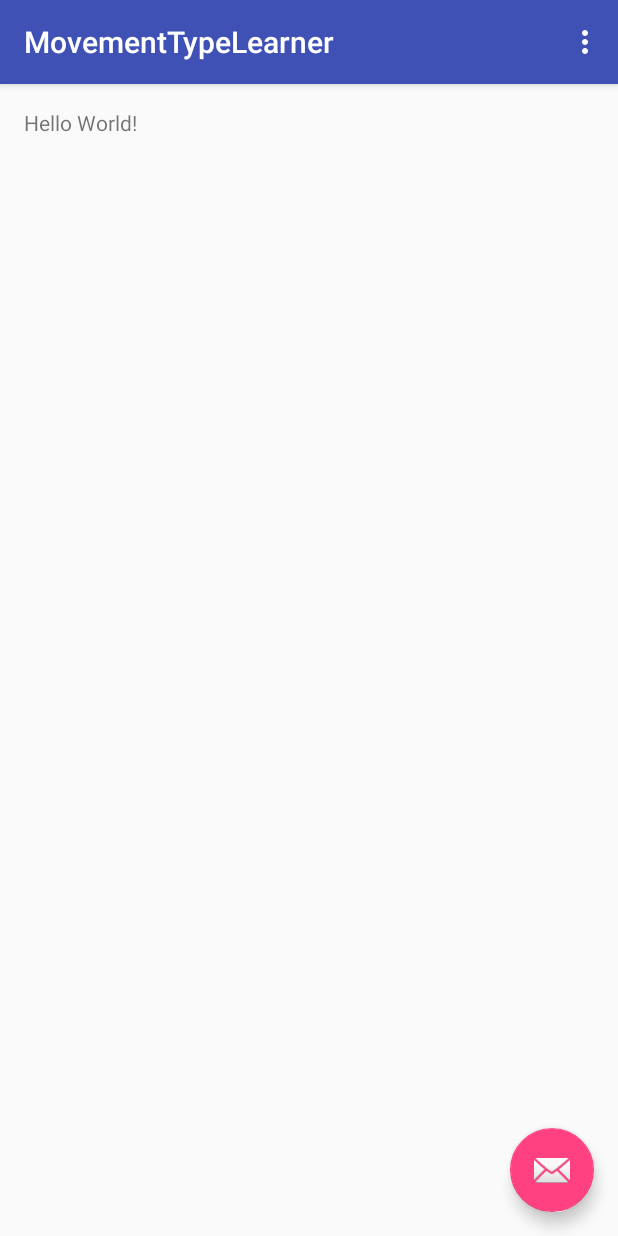
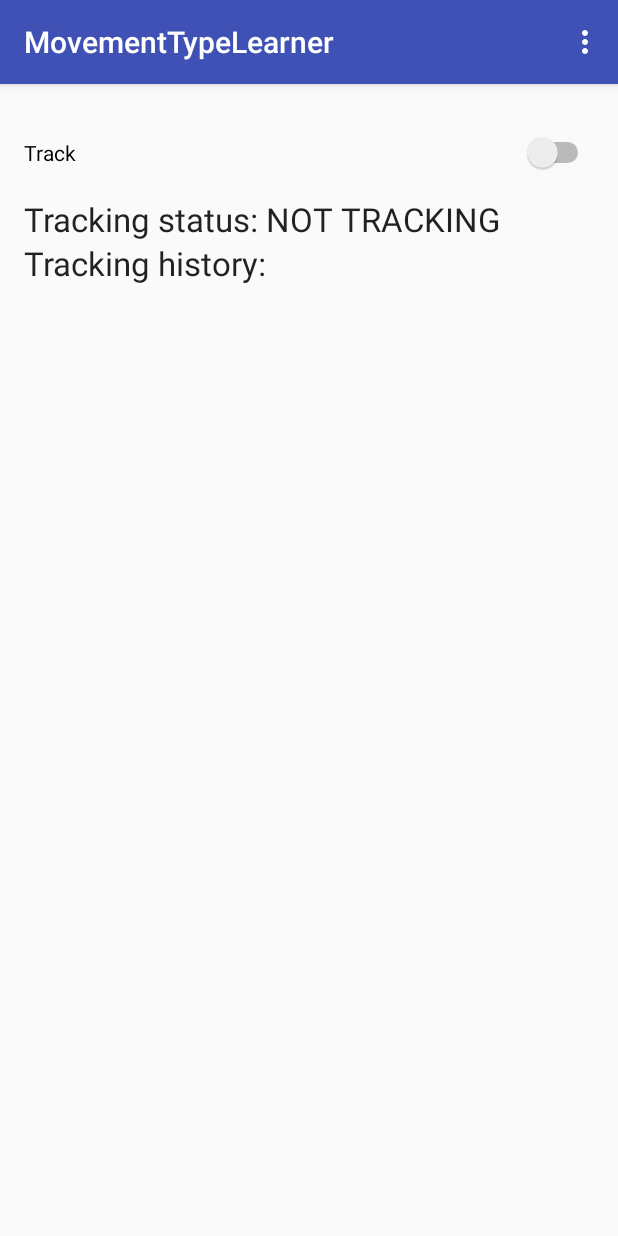
Before and after one commit to ofrendo/MovementTypeLearner, an Android app: the screen it shows after launch (ControlActivity), on a phone screen of 412 x 824 dp. Run offline under Robolectric (Android 15) with nearby library versions, the phone set to English and light mode, and no system bars.

Commit message:
Initial tracking version

```diff
--- a/app/src/main/java/frendo/movementTypeLearner/ControlActivity.java
+++ b/app/src/main/java/frendo/movementTypeLearner/ControlActivity.java
@@ -1,13 +1,26 @@
 package frendo.movementTypeLearner;
 
+import android.app.ActivityManager;
+import android.content.BroadcastReceiver;
+import android.content.Context;
+import android.content.Intent;
+import android.content.IntentFilter;
 import android.os.Bundle;
 import android.support.design.widget.FloatingActionButton;
 import android.support.design.widget.Snackbar;
+import android.support.v4.content.LocalBroadcastManager;
 import android.support.v7.app.AppCompatActivity;
 import android.support.v7.widget.Toolbar;
 import android.view.View;
 import android.view.Menu;
 import android.view.MenuItem;
+import android.widget.CompoundButton;
+import android.widget.Switch;
+import android.widget.TextView;
+
+import java.util.Date;
+
+import frendo.movementTypeLearner.util.Constants;
 
 public class ControlActivity extends AppCompatActivity {
 
@@ -18,20 +31,57 @@ public class ControlActivity extends AppCompatActivity {
         Toolbar toolbar = (Toolbar) findViewById(R.id.toolbar);
         setSupportActionBar(toolbar);
 
-        FloatingActionButton fab = (FloatingActionButton) findViewById(R.id.fab);
-        fab.setOnClickListener(new View.OnClickListener() {
+        onCreateUI();
+        startLocationBroadcastListener();
+    }
+
+    private void onCreateUI() {
+        Switch sw = (Switch) findViewById(R.id.switchTrack);
+        final TextView tvTrackingStatus = (TextView) findViewById(R.id.textViewTrackingStatus);
+
+        if (isServiceRunning(MovementTypeLearnerService.class)) {
+            sw.setChecked(true);
+            tvTrackingStatus.setText("Tracking status: TRACKING");
+        }
+        else {
+            tvTrackingStatus.setText("Tracking status: NOT TRACKING");
+        }
+
+        final Intent serviceIntent = new Intent(this, MovementTypeLearnerService.class);
+
+        sw.setOnCheckedChangeListener(new CompoundButton.OnCheckedChangeListener() {
             @Override
-            public void onClick(View view) {
-                Snackbar.make(view, "Replace with your own action", Snackbar.LENGTH_LONG)
-                        .setAction("Action", null).show();
+            public void onCheckedChanged(CompoundButton buttonView, boolean isChecked) {
+                if (isChecked == true) {
+                    startService(serviceIntent);
+                    tvTrackingStatus.setText("Tracking status: TRACKING");
+                }
+                if (isChecked == false) {
+                    stopService(serviceIntent);
+                    tvTrackingStatus.setText("Tracking status: NOT TRACKING");
+                }
             }
         });
+    }
+
+    private void startLocationBroadcastListener() {
+        final TextView trackingHistory = (TextView) findViewById(R.id.textViewTrackingHistory);
+
+        BroadcastReceiver broadcastReceiver = new BroadcastReceiver() {
+            public void onReceive(Context context, Intent intent) {
+                double[] data = intent.getDoubleArrayExtra(Constants.BROADCAST_LOCATION_DATA);
+                trackingHistory.setText(new Date((long) data[0]) + ": " + data[1] + "/" + data[2] +  " " + data[3] + "m/s");
+            }
+        };
+
+        IntentFilter locationIntentFilter = new IntentFilter(Constants.BROADCAST_LOCATION_ACTION);
+        LocalBroadcastManager.getInstance(this).registerReceiver(broadcastReceiver, locationIntentFilter);
     }
 
     @Override
     public boolean onCreateOptionsMenu(Menu menu) {
         // Inflate the menu; this adds items to the action bar if it is present.
-        getMenuInflater().inflate(R.menu.menu_control, menu);
+            getMenuInflater().inflate(R.menu.menu_control, menu);
         return true;
     }
 
@@ -49,4 +99,15 @@ public class ControlActivity extends AppCompatActivity {
 
         return super.onOptionsItemSelected(item);
     }
+
+    private boolean isServiceRunning(Class<?> serviceClass) {
+        ActivityManager manager = (ActivityManager) getSystemService(Context.ACTIVITY_SERVICE);
+        for (ActivityManager.RunningServiceInfo service : manager.getRunningServices(Integer.MAX_VALUE)) {
+            if (serviceClass.getName().equals(service.service.getClassName())) {
+                return true;
+            }
+        }
+        return false;
+    }
+
 }
--- a/app/src/main/res/layout/activity_control.xml
+++ b/app/src/main/res/layout/activity_control.xml
@@ -23,12 +23,12 @@
 
     <include layout="@layout/content_control" />
 
-    <android.support.design.widget.FloatingActionButton
+    <!-- <android.support.design.widget.FloatingActionButton
         android:id="@+id/fab"
         android:layout_width="wrap_content"
         android:layout_height="wrap_content"
         android:layout_gravity="bottom|end"
         android:layout_margin="@dimen/fab_margin"
-        android:src="@android:drawable/ic_dialog_email" />
+        android:src="@android:drawable/ic_dialog_email" /> -->
 
 </android.support.design.widget.CoordinatorLayout>
--- a/app/src/main/res/layout/content_control.xml
+++ b/app/src/main/res/layout/content_control.xml
@@ -13,8 +13,45 @@
     tools:showIn="@layout/activity_control">
 
 
-    <TextView
-        android:layout_width="wrap_content"
-        android:layout_height="wrap_content"
-        android:text="Hello World!" />
+    <LinearLayout
+        android:orientation="vertical"
+        android:layout_width="match_parent"
+        android:layout_height="match_parent"
+        android:layout_alignParentBottom="true"
+        android:layout_alignParentEnd="true">
+
+        <Switch
+            android:layout_width="match_parent"
+            android:layout_height="wrap_content"
+            android:text="Track"
+            android:id="@+id/switchTrack"
+            android:layout_alignParentTop="true"
+            android:layout_alignParentStart="true"
+            android:checked="false"
+            android:paddingTop="20dp"
+            android:paddingBottom="20dp" />
+
+        <TextView
+            android:layout_width="wrap_content"
+            android:layout_height="wrap_content"
+            android:textAppearance="?android:attr/textAppearanceLarge"
+            android:text="Tracking status:"
+            android:id="@+id/textViewTrackingStatus"
+            android:layout_below="@+id/switchTrack"
+            android:layout_alignParentStart="true" />
+
+        <TextView
+            android:layout_width="wrap_content"
+            android:layout_height="wrap_content"
+            android:textAppearance="?android:attr/textAppearanceLarge"
+            android:text="Tracking history:"
+            android:id="@+id/textViewTrackingHistoryTitle" />
+
+        <TextView
+            android:layout_width="wrap_content"
+            android:layout_height="wrap_content"
+            android:textAppearance="?android:attr/textAppearanceMedium"
+            android:id="@+id/textViewTrackingHistory" />
+    </LinearLayout>
+
 </RelativeLayout>
```
Also changed, not shown: app/src/main/AndroidManifest.xml (+8 -0 lines), app/src/main/java/frendo/movementTypeLearner/MovementTypeLearnerService.java (added, +78 -0 lines), app/src/main/java/frendo/movementTypeLearner/db/DBHelper.java (added, +60 -0 lines), app/src/main/java/frendo/movementTypeLearner/db/DBLocations.java (added, +20 -0 lines), app/src/main/java/frendo/movementTypeLearner/loc/LocationCallback.java (added, +10 -0 lines), app/src/main/java/frendo/movementTypeLearner/loc/LocationHandler.java (added, +106 -0 lines), app/src/main/java/frendo/movementTypeLearner/util/Constants.java (added, +12 -0 lines).
